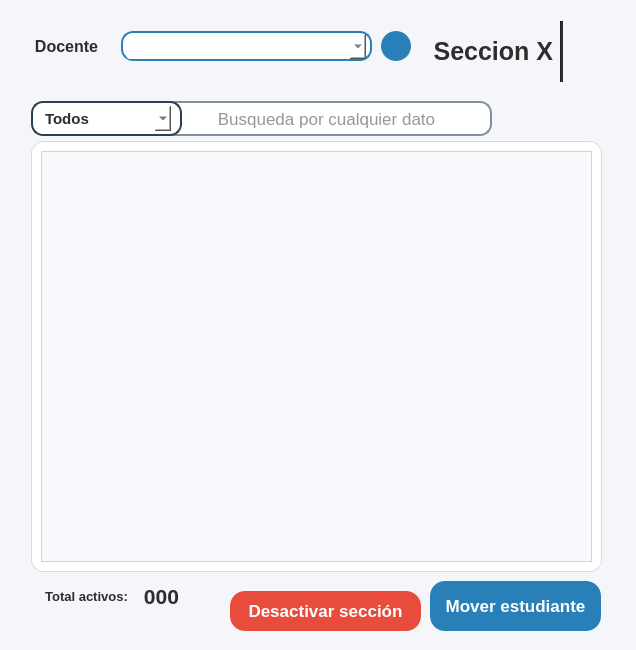
Old version of the form resources/ui/detalles_seccion.ui in the repository Proyecto-Uptjaa/Proyecto_SIRA.
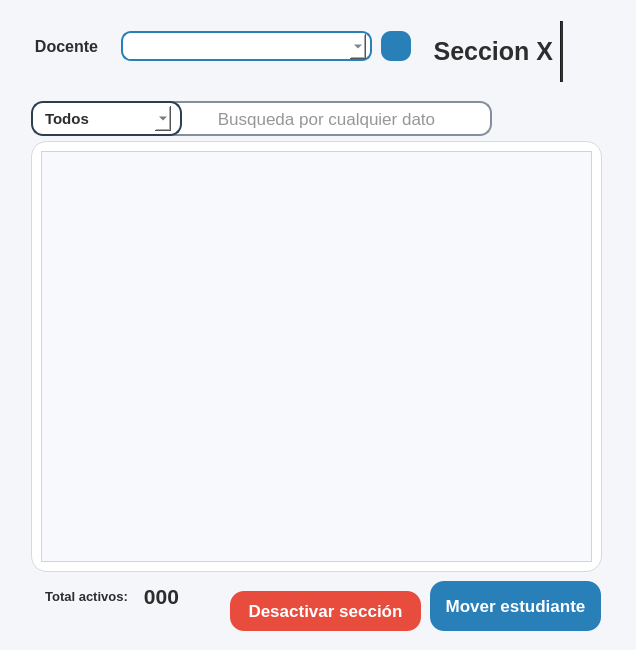
New version of the form. Icons and pictures are not drawn.

Patch:
```diff
--- a/resources/ui/detalles_seccion.ui
+++ b/resources/ui/detalles_seccion.ui
@@ -106,7 +106,7 @@
     color: #FFFFFF;
     border: none;
     padding: 8px 10px;
-    border-radius: 15px;
+    border-radius: 14px;
 }
 QPushButton:hover {
 	background-color: #0D47A1
@@ -246,7 +246,7 @@
       <property name="styleSheet">
        <string notr="true">QFrame#frameTabla_seccion {
     border: 1px solid #d5dbdb;
-    border-radius: 12px;
+    border-radius: 16px;
     background-color: white;
 }</string>
       </property>
@@ -584,7 +584,7 @@
     color: #FFFFFF;
     border: none;
     padding: 8px 8px;
-    border-radius: 15px;
+    border-radius: 14px;
 }
 QPushButton:hover {
 	background-color: #C0392B
@@ -595,7 +595,13 @@
       </property>
       <property name="icon">
        <iconset resource="../icons/resources_ui.qrc">
-        <normaloff>:/icons/eliminar.png</normaloff>:/icons/eliminar.png</iconset>
+        <normaloff>:/icons/cancelar_w2.png</normaloff>:/icons/cancelar_w2.png</iconset>
+      </property>
+      <property name="iconSize">
+       <size>
+        <width>20</width>
+        <height>20</height>
+       </size>
       </property>
      </widget>
      <widget class="QLabel" name="lblTarjeta1_Titulo_7">
@@ -702,7 +708,7 @@
     color: #FFFFFF;
     border: none;
     padding: 8px 10px;
-    border-radius: 15px;
+    border-radius: 10px;
 }
 QPushButton:hover {
 	background-color: #0D47A1
@@ -747,7 +753,7 @@
        <string notr="true">QFrame{
 	background-color: white;
 	border: 1.5px solid #2980b9;
-	border-radius: 12px;
+	border-radius: 10px;
 }
 QComboBox QAbstractItemView {
     border: 1px solid #ccc;
```
Left out of the diff: 1 changed line with no effect on the pictures.
